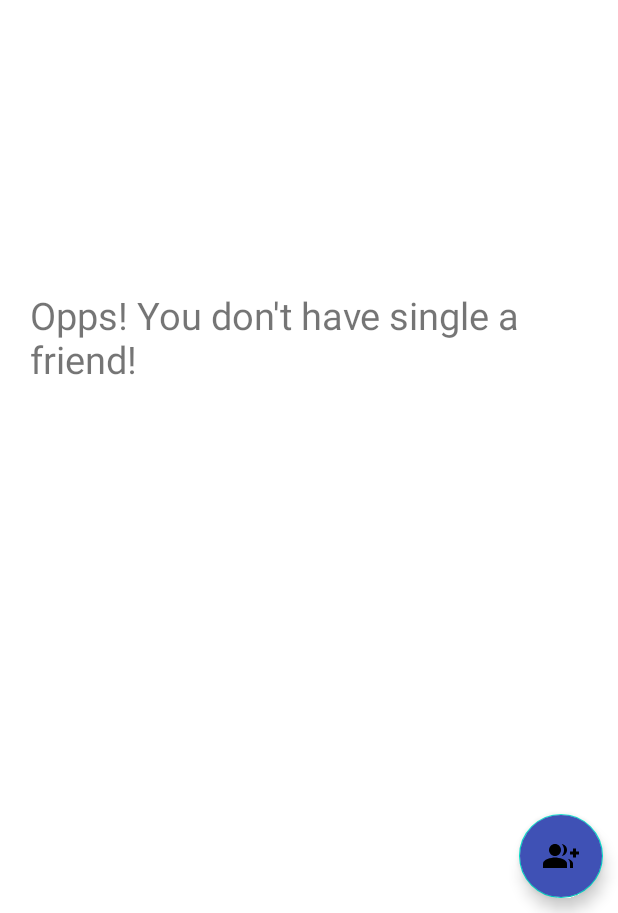
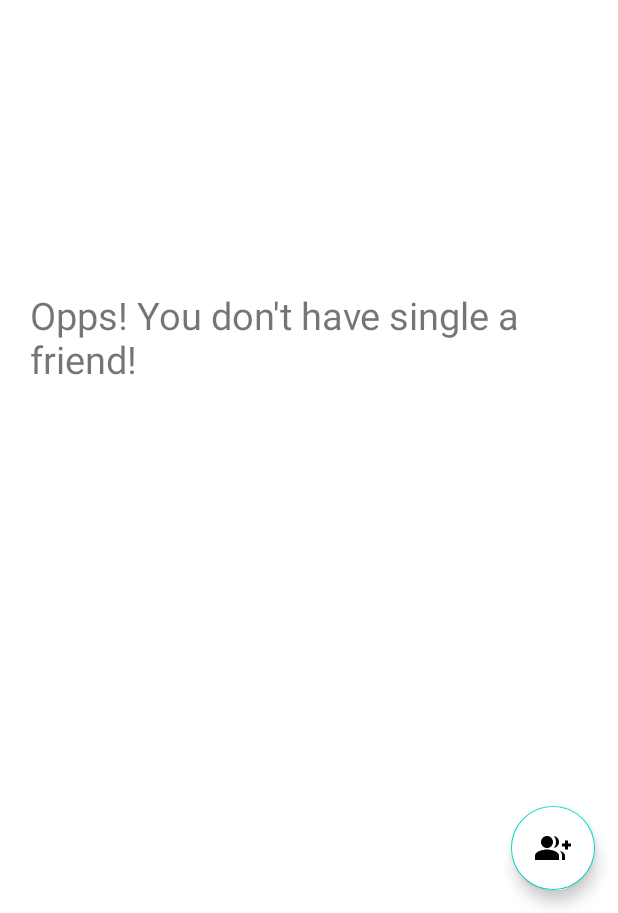
Before and after one commit to Smit271/Chat_plus, an Android app: the screen it shows after launch once a user with an empty profile is signed in (chat_listview_of_friends), after a tap on an icon or button, on a phone screen of 412 x 824 dp, the part 323-1236 px from its top. Run offline under Robolectric (Android 15) with nearby library versions, the phone set to English and light mode, and no system bars; our stand-ins replace Firebase (no records; nobody signed in at launch, a user with empty details on screens opened directly); 1 statement that could not run was skipped.

Commit message:
menu icon

```diff
--- a/app/src/main/res/drawable/menu_icon.xml
+++ b/app/src/main/res/drawable/menu_icon.xml
@@ -1,5 +1,5 @@
 <vector android:height="24dp" android:tint="#FFFFFF"
     android:viewportHeight="24" android:viewportWidth="24"
     android:width="24dp" xmlns:android="http://schemas.android.com/apk/res/android">
-    <path android:fillColor="@android:color/white" android:pathData="M3,18h18v-2L3,16v2zM3,13h18v-2L3,11v2zM3,6v2h18L21,6L3,6z"/>
+    <path android:fillColor="@android:color/white" android:pathData="M12,8c1.1,0 2,-0.9 2,-2s-0.9,-2 -2,-2 -2,0.9 -2,2 0.9,2 2,2zM12,10c-1.1,0 -2,0.9 -2,2s0.9,2 2,2 2,-0.9 2,-2 -0.9,-2 -2,-2zM12,16c-1.1,0 -2,0.9 -2,2s0.9,2 2,2 2,-0.9 2,-2 -0.9,-2 -2,-2z"/>
 </vector>
--- a/app/src/main/res/layout/activity_chat_listview_of_friends.xml
+++ b/app/src/main/res/layout/activity_chat_listview_of_friends.xml
@@ -51,12 +51,12 @@
         android:id="@+id/add_user_in_chat_screen"
         android:layout_width="wrap_content"
         android:layout_height="wrap_content"
-        android:layout_margin="10dp"
+        android:layout_margin="15dp"
         android:src="@drawable/add_friends_icon"
         android:foregroundGravity="right"
         android:layout_alignParentBottom="true"
         android:layout_alignParentEnd="true"
-        android:backgroundTint="@color/primary">
+        android:backgroundTint="@color/white">
     </com.google.android.material.floatingactionbutton.FloatingActionButton>
 
 </RelativeLayout>
--- a/app/src/main/res/layout/activity_main.xml
+++ b/app/src/main/res/layout/activity_main.xml
@@ -19,7 +19,7 @@
                 android:id="@+id/FromText"
                 android:layout_width="wrap_content"
                 android:layout_height="wrap_content"
-                android:text="Project of MAD"
+                android:text="Chat PLUS to chat MAST 😂"
                 android:textColor="@color/secondary_text"
                 android:textSize="18dp"
                 android:layout_centerHorizontal="true"
--- a/app/src/main/res/layout/activity_search_users.xml
+++ b/app/src/main/res/layout/activity_search_users.xml
@@ -22,10 +22,10 @@
                 android:background="@color/white"
                 android:drawableLeft="@drawable/ic_baseline_search_24"
                 android:hint="Search User"
-                android:paddingLeft="15dp"
+                android:padding="5dp"
                 android:imeOptions="actionSearch"
                 android:textColor="@color/primary_text"
-                android:textColorHint="@color/secondary_text" />
+                android:textColorHint="@color/secondary_text"/>
 
             <androidx.recyclerview.widget.RecyclerView
                 android:id="@+id/list"
```
